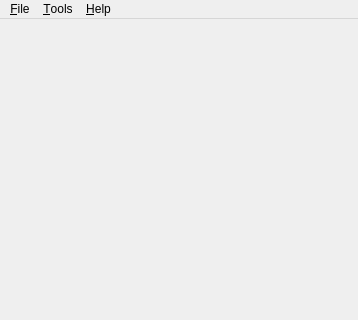
Above: app/client/widgets/MainWindow.ui from dougma/lastfm-desktop before the change; both pictures show x 0 to 358 and y 0 to 320 of the 358 by 550 pixel window. Below: the same form after it.
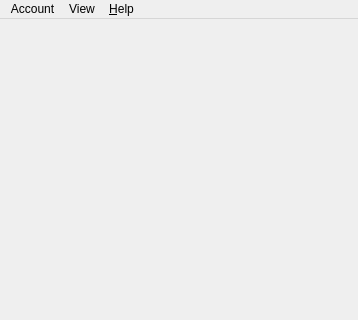
That is the form after the change. Icons and pictures are not drawn.

```diff
--- a/app/client/widgets/MainWindow.ui
+++ b/app/client/widgets/MainWindow.ui
@@ -24,9 +24,9 @@
      <height>22</height>
     </rect>
    </property>
-   <widget class="QMenu" name="menuFile" >
+   <widget class="QMenu" name="account" >
     <property name="title" >
-     <string>&amp;File</string>
+     <string>Account</string>
     </property>
     <addaction name="tunein" />
     <addaction name="separator" />
@@ -34,7 +34,7 @@
     <addaction name="separator" />
     <addaction name="quit" />
    </widget>
-   <widget class="QMenu" name="menuHelp" >
+   <widget class="QMenu" name="help" >
     <property name="title" >
      <string>&amp;Help</string>
     </property>
@@ -42,17 +42,17 @@
     <addaction name="separator" />
     <addaction name="about" />
    </widget>
-   <widget class="QMenu" name="menuTools" >
+   <widget class="QMenu" name="view" >
     <property name="title" >
-     <string>&amp;Tools</string>
+     <string>View</string>
     </property>
     <addaction name="meta" />
     <addaction name="separator" />
     <addaction name="settings" />
    </widget>
-   <addaction name="menuFile" />
-   <addaction name="menuTools" />
-   <addaction name="menuHelp" />
+   <addaction name="account" />
+   <addaction name="view" />
+   <addaction name="help" />
   </widget>
   <action name="settings" >
    <property name="text" >
```
Left out of the diff: 18 changed lines with no effect on the pictures.
